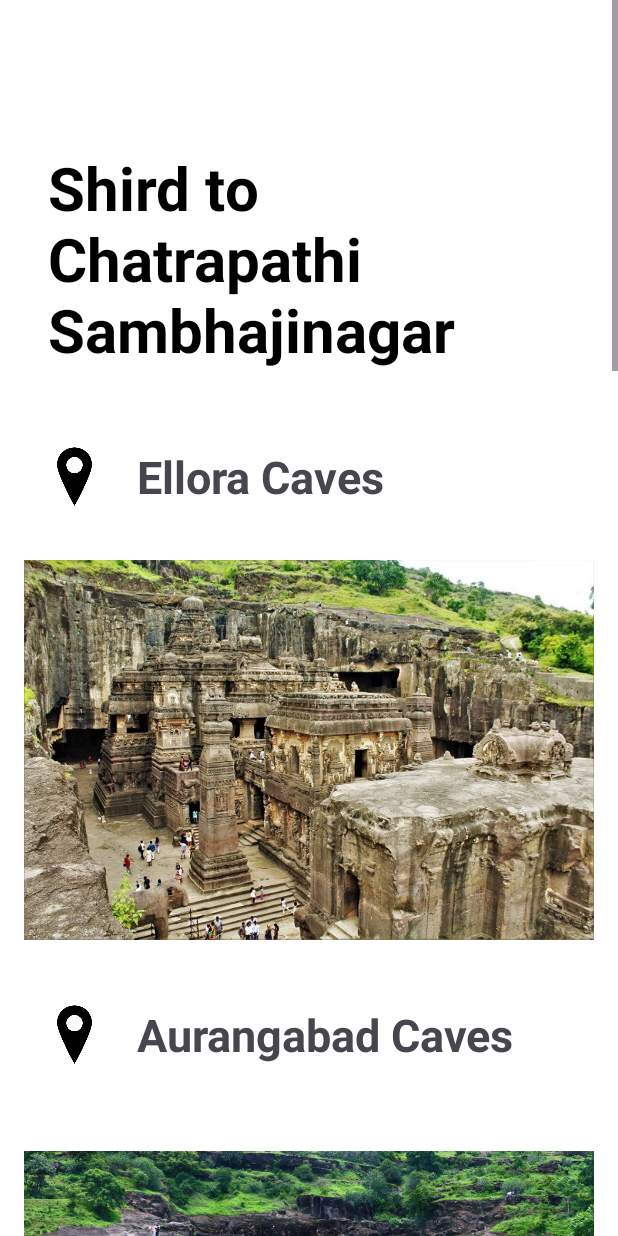
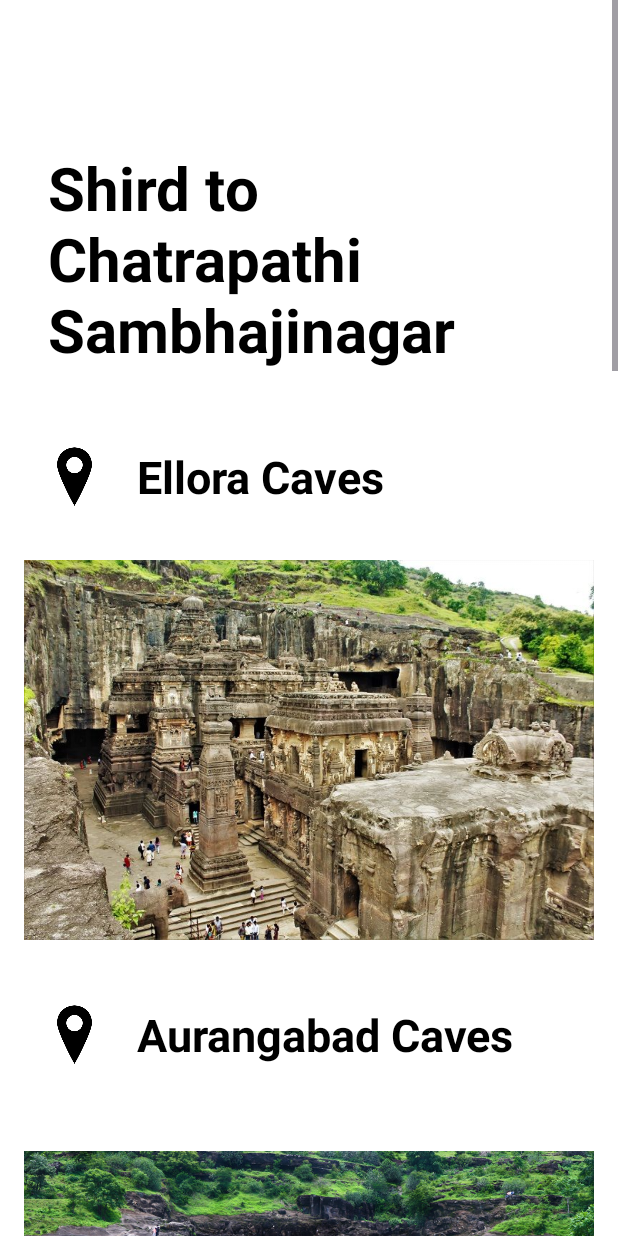
Before and after one commit to SakshiSapike/SaiSeva, an Android app: the ChatrapatiSambhajinagar screen opened directly, with no data from a screen before it, on a phone screen of 412 x 824 dp. Run offline under Robolectric (Android 15) with nearby library versions, the phone set to English and light mode, and no system bars.

Commit message:
Working on Project

```diff
--- a/app/src/main/java/com/example/saiseva/ChatrapatiSambhajinagar.kt
+++ b/app/src/main/java/com/example/saiseva/ChatrapatiSambhajinagar.kt
@@ -22,7 +22,7 @@ class ChatrapatiSambhajinagar : AppCompatActivity() {
         }
 
         // Initialize "Book Now" button
-        val bookNowButton: Button = findViewById(R.id.buttonBook)
+        val bookNowButton: Button = findViewById(R.id.csnbuttonBook)
         bookNowButton.setOnClickListener {
             // Handle "Book Now" action, e.g., navigate to another activity or show a toast
             Toast.makeText(this, "Booking functionality coming soon!", Toast.LENGTH_SHORT).show()
--- a/app/src/main/res/layout/activity_aungannath.xml
+++ b/app/src/main/res/layout/activity_aungannath.xml
@@ -50,6 +50,7 @@
                     android:layout_weight="1"
                     android:text="Aundha Nagnath"
                     android:textStyle="bold"
+                    android:textColor="@color/black"
                     android:textSize="30sp" />
             </LinearLayout>
             <ImageView
--- a/app/src/main/res/layout/activity_bhimashankar.xml
+++ b/app/src/main/res/layout/activity_bhimashankar.xml
@@ -45,6 +45,7 @@
 
                 <TextView
                     android:id="@+id/textViewBigfoot"
+                    android:textColor="@color/black"
                     android:layout_width="0dp"
                     android:layout_height="wrap_content"
                     android:layout_marginStart="8dp"
--- a/app/src/main/res/layout/activity_chatrapati_sambhajinagar.xml
+++ b/app/src/main/res/layout/activity_chatrapati_sambhajinagar.xml
@@ -52,6 +52,7 @@
                     android:layout_weight="1"
                     android:text="Ellora Caves "
                     android:textSize="30sp"
+                    android:textColor="@color/black"
                     android:textStyle="bold"
                     tools:ignore="HardcodedText" />
             </LinearLayout>
@@ -79,7 +80,9 @@
 
                 <TextView
                     android:id="@+id/AurangabadCaves"
+                    android:textColor="@color/black"
                     android:layout_width="0dp"
+
                     android:layout_height="wrap_content"
                     android:layout_marginStart="8dp"
                     android:layout_weight="1"
@@ -120,6 +123,7 @@
                     android:layout_height="wrap_content"
                     android:layout_marginStart="8dp"
                     android:layout_weight="1"
+                    android:textColor="@color/black"
                     android:textStyle="bold"
                     android:text="Bibi-Ka-Makbara"
                     android:textSize="30sp" />
@@ -155,6 +159,7 @@
                     android:layout_height="wrap_content"
                     android:layout_marginStart="8dp"
                     android:layout_weight="1"
+                    android:textColor="@color/black"
                     android:textStyle="bold"
                     android:text="Daulatabad Fort"
                     android:textSize="30sp" />
@@ -190,6 +195,7 @@
                     android:layout_height="wrap_content"
                     android:layout_marginStart="8dp"
                     android:layout_weight="1"
+                    android:textColor="@color/black"
                     android:textStyle="bold"
                     android:text="Khultabad Fort"
                     android:textSize="30sp" />
@@ -222,6 +228,7 @@
                 <TextView
                     android:id="@+id/textViewGhrishneshwarMandir"
                     android:layout_width="0dp"
+                    android:textColor="@color/black"
                     android:layout_height="wrap_content"
                     android:layout_marginStart="8dp"
                     android:layout_weight="1"
--- a/app/src/main/res/layout/activity_goa.xml
+++ b/app/src/main/res/layout/activity_goa.xml
@@ -53,6 +53,7 @@
                     android:layout_marginStart="8dp"
                     android:layout_weight="1"
                     android:textStyle="bold"
+                    android:textColor="@color/black"
                     android:text="Big Foot"
                     android:textSize="30sp" />
             </LinearLayout>
@@ -87,6 +88,7 @@
                     android:layout_marginStart="8dp"
                     android:layout_weight="1"
                     android:textStyle="bold"
+                    android:textColor="@color/black"
                     android:text="Fourt Augada"
                     android:textSize="30sp" />
             </LinearLayout>
@@ -116,6 +118,7 @@
                 <TextView
                     android:id="@+id/textViewSecretariat"
                     android:layout_width="0dp"
+                    android:textColor="@color/black"
                     android:layout_height="wrap_content"
                     android:layout_marginStart="8dp"
                     android:layout_weight="1"
@@ -153,6 +156,7 @@
                     android:layout_marginStart="8dp"
                     android:layout_weight="1"
                     android:textStyle="bold"
+                    android:textColor="@color/black"
                     android:text="Vagator Beach"
                     android:textSize="30sp" />
             </LinearLayout>
@@ -183,6 +187,7 @@
                 <TextView
                     android:id="@+id/textViewDoan"
                     android:layout_width="0dp"
+                    android:textColor="@color/black"
                     android:layout_height="wrap_content"
                     android:layout_marginStart="8dp"
                     android:layout_weight="1"
--- a/app/src/main/res/layout/activity_lonavala.xml
+++ b/app/src/main/res/layout/activity_lonavala.xml
@@ -49,6 +49,7 @@
                 <TextView
                     android:id="@+id/textViewBigfoot"
                     android:layout_width="0dp"
+                    android:textColor="@color/black"
                     android:layout_height="wrap_content"
                     android:layout_marginStart="8dp"
                     android:layout_weight="1"
@@ -86,6 +87,7 @@
                     android:layout_height="wrap_content"
                     android:layout_marginStart="8dp"
                     android:layout_weight="1"
+                    android:textColor="@color/black"
                     android:textStyle="bold"
                     android:text="Karla Caves"
                     android:textSize="30sp" />
@@ -116,6 +118,7 @@
                 <TextView
                     android:id="@+id/textViewSecretariat"
                     android:layout_width="0dp"
+                    android:textColor="@color/black"
                     android:layout_height="wrap_content"
                     android:layout_marginStart="8dp"
                     android:layout_weight="1"
@@ -149,6 +152,7 @@
                 <TextView
                     android:id="@+id/textViewvagatar"
                     android:layout_width="0dp"
+                    android:textColor="@color/black"
                     android:layout_height="wrap_content"
                     android:layout_marginStart="8dp"
                     android:layout_weight="1"
@@ -183,6 +187,7 @@
                 <TextView
                     android:id="@+id/textDuke"
                     android:layout_width="0dp"
+                    android:textColor="@color/black"
                     android:layout_height="wrap_content"
                     android:layout_marginStart="8dp"
                     android:layout_weight="1"
@@ -215,6 +220,7 @@
 
                 <TextView
                     android:id="@+id/textRajmachi"
+                    android:textColor="@color/black"
                     android:layout_width="0dp"
                     android:layout_height="wrap_content"
                     android:layout_marginStart="8dp"
--- a/app/src/main/res/layout/activity_nashik.xml
+++ b/app/src/main/res/layout/activity_nashik.xml
@@ -54,6 +54,7 @@
                     android:layout_marginStart="8dp"
                     android:layout_weight="1"
                     android:text="Muktidham"
+                    android:textColor="@color/black"
                     android:textStyle="bold"
                     android:textSize="30sp" />
             </LinearLayout>
@@ -87,6 +88,7 @@
                     android:layout_marginStart="8dp"
                     android:layout_weight="1"
                     android:textStyle="bold"
+                    android:textColor="@color/black"
                     android:text="Panchawati"
                     android:textSize="30sp" />
             </LinearLayout>
@@ -120,6 +122,7 @@
                     android:layout_marginStart="8dp"
                     android:layout_weight="1"
                     android:textStyle="bold"
+                    android:textColor="@color/black"
                     android:text="Trimbakeshwar"
                     android:textSize="30sp" />
             </LinearLayout>
--- a/app/src/main/res/layout/activity_parali_vaijinath.xml
+++ b/app/src/main/res/layout/activity_parali_vaijinath.xml
@@ -45,6 +45,7 @@
 
                 <TextView
                     android:id="@+id/paralitxt"
+                    android:textColor="@color/black"
                     android:layout_width="0dp"
                     android:layout_height="wrap_content"
                     android:layout_marginStart="8dp"
--- a/app/src/main/res/layout/activity_vani_saptashrungi.xml
+++ b/app/src/main/res/layout/activity_vani_saptashrungi.xml
@@ -45,6 +45,7 @@
                 <TextView
                     android:id="@+id/textVani"
                     android:layout_width="0dp"
+                    android:textColor="@color/black"
                     android:layout_height="wrap_content"
                     android:layout_marginStart="8dp"
                     android:layout_weight="1"
```
Also changed, not shown: app/src/main/res/layout/activity_mahabaleshwar.xml (+6 -1 lines).
